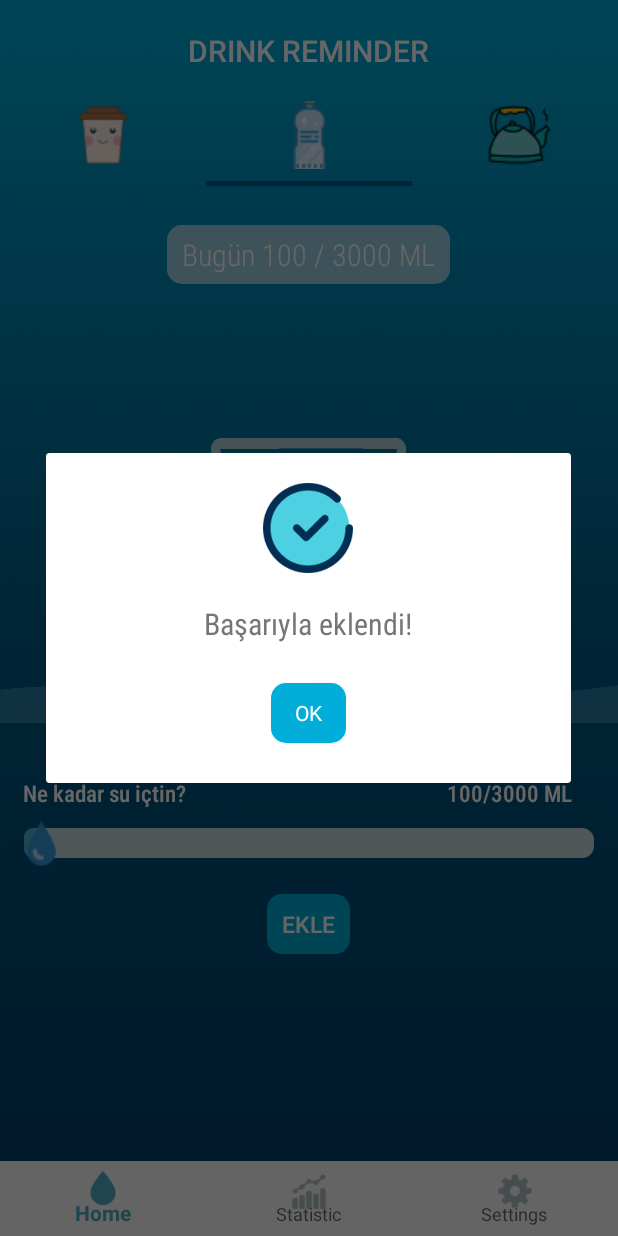
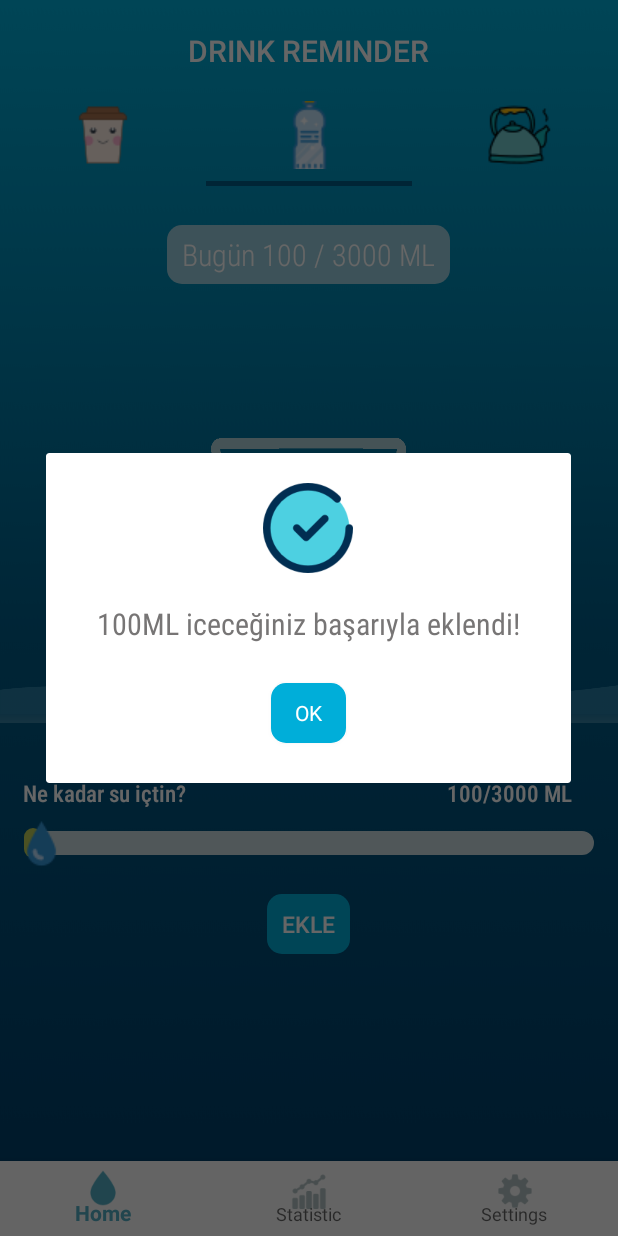
Before and after one commit to senasolmaz/WaterReminder, an Android app: the screen it shows after launch (MainActivity), after a tap on "EKLE", on a phone screen of 412 x 824 dp. Run offline under Robolectric (Android 15) with nearby library versions, the phone set to English and light mode, and no system bars; 1 other tap on this screen came first.

Commit message:
Static Fragment edit 1

```diff
--- a/app/src/main/java/com/senas/waterreminder/MainFragments/WaterFragment.kt
+++ b/app/src/main/java/com/senas/waterreminder/MainFragments/WaterFragment.kt
@@ -96,12 +96,13 @@ class WaterFragment : Fragment() {
             dialog.setCancelable(false)
             dialog.setContentView(R.layout.water_added_popup)
 
-            //    val infoText = dialog .findViewById(R.id.bilgiText) as TextView
+            val infoText = dialog .findViewById(R.id.bilgiText) as TextView
             val okBtn = dialog.findViewById(R.id.okButon) as Button
             okBtn.setOnClickListener {
                 dialog.dismiss()
             }
             dialog.show()
+            infoText.text = icilenToplamMiktar.toString() + "ML iceceğiniz başarıyla eklendi!"
 
             bugunToplam.text = "Bugün " + icilenToplamMiktar.toString() + " / 3000 ML"
 
--- /dev/null
+++ b/app/src/main/res/drawable/button_click.xml
@@ -0,0 +1,7 @@
+<?xml version="1.0" encoding="utf-8"?>
+<selector xmlns:android="http://schemas.android.com/apk/res/android">
+    <item android:drawable="@drawable/plus" android:state_focused="true" android:state_pressed="false" />
+    <item android:drawable="@drawable/gradient" android:state_focused="true" android:state_pressed="true" />
+    <item android:drawable="@drawable/gradient" android:state_focused="false" android:state_pressed="true" />
+    <item android:drawable="@drawable/plus" />
+</selector>
--- /dev/null
+++ b/app/src/main/res/drawable/button_click2.xml
@@ -0,0 +1,7 @@
+<?xml version="1.0" encoding="utf-8"?>
+<selector xmlns:android="http://schemas.android.com/apk/res/android">
+    <item android:drawable="@drawable/minus" android:state_focused="true" android:state_pressed="false" />
+    <item android:drawable="@drawable/gradient2" android:state_focused="true" android:state_pressed="true" />
+    <item android:drawable="@drawable/gradient2" android:state_focused="false" android:state_pressed="true" />
+    <item android:drawable="@drawable/minus" />
+</selector>
--- /dev/null
+++ b/app/src/main/res/drawable/gradient.xml
@@ -0,0 +1,16 @@
+<?xml version="1.0" encoding="utf-8"?>
+<layer-list xmlns:android="http://schemas.android.com/apk/res/android" >
+    <item>
+        <bitmap android:src="@drawable/plus"/>
+    </item>
+    <item>
+        <shape>
+            <gradient
+                android:angle="90"
+                android:centerColor="#41DF8079"
+                android:startColor="#75C65B53"
+                android:endColor="#75C65B53"/>
+            <corners android:radius="30dp"/>
+        </shape>
+    </item>
+</layer-list>
--- /dev/null
+++ b/app/src/main/res/drawable/gradient2.xml
@@ -0,0 +1,16 @@
+<?xml version="1.0" encoding="utf-8"?>
+<layer-list xmlns:android="http://schemas.android.com/apk/res/android" >
+    <item>
+        <bitmap android:src="@drawable/minus"/>
+    </item>
+    <item>
+        <shape>
+            <gradient
+                android:angle="90"
+                android:centerColor="#41DF8079"
+                android:startColor="#75C65B53"
+                android:endColor="#75C65B53"/>
+            <corners android:radius="30dp"/>
+        </shape>
+    </item>
+</layer-list>
--- a/app/src/main/res/drawable/seekbar_style.xml
+++ b/app/src/main/res/drawable/seekbar_style.xml
@@ -5,7 +5,7 @@
         <shape android:shape="rectangle"
             android:tint="#C9DBDF">
             <corners android:radius="8dp"/>
-            <size android:height="20dp" />
+            <size android:height="16dp" />
             <solid android:color="@color/grayBlue"/>
         </shape>
     </item>
@@ -17,10 +17,10 @@
                     android:drawable="@android:color/transparent" />
                 <item>
                     <shape android:shape="rectangle"
-                        android:tint="#51AFCD">
+                        android:tint="@color/cyangreen">
                         <corners android:radius="8dp"/>
                         <size android:height="20dp" />
-                        <solid android:color="#51AFCD" />
+                        <solid android:color="@color/cyangreen" />
                     </shape>
                 </item>
             </selector>
--- a/app/src/main/res/layout/fragment_water.xml
+++ b/app/src/main/res/layout/fragment_water.xml
@@ -184,7 +184,7 @@
                 android:layout_alignParentRight="true"
                 android:layout_centerVertical="true"
                 android:layout_marginRight="25dp"
-                android:background="@drawable/plus"
+                android:background="@drawable/button_click"
                 android:backgroundTint="@color/mainBlueLight"
                 android:scaleType="center" />
 
@@ -195,7 +195,7 @@
                 android:layout_alignParentLeft="true"
                 android:layout_centerVertical="true"
                 android:layout_marginLeft="25dp"
-                android:background="@drawable/minus"
+                android:background="@drawable/button_click2"
                 android:backgroundTint="@color/mainBlueLight"
                 android:scaleType="center" />
 
--- a/app/src/main/res/values/colors.xml
+++ b/app/src/main/res/values/colors.xml
@@ -18,6 +18,7 @@
     <color name="darkBlue">#005c87</color>
     <color name="transparent">#00FFFFFF</color>
     <color name="cyansari">#c3da26</color>
-    <color name="green">#bbcc57</color>
+    <color name="cyangreen">#bbcc57</color>
     <color name="butonblue">#00aed9</color>
+    <color name="transparangray">#9FF4F2F2</color>
 </resources>
```
Also changed, not shown: app/src/main/java/com/senas/waterreminder/MainFragments/StaticsFragments.java (+89 -11 lines), app/src/main/res/drawable/linechart_background.xml (added, +7 -0 lines), app/src/main/res/layout/fragment_statistic.xml (+70 -13 lines).
